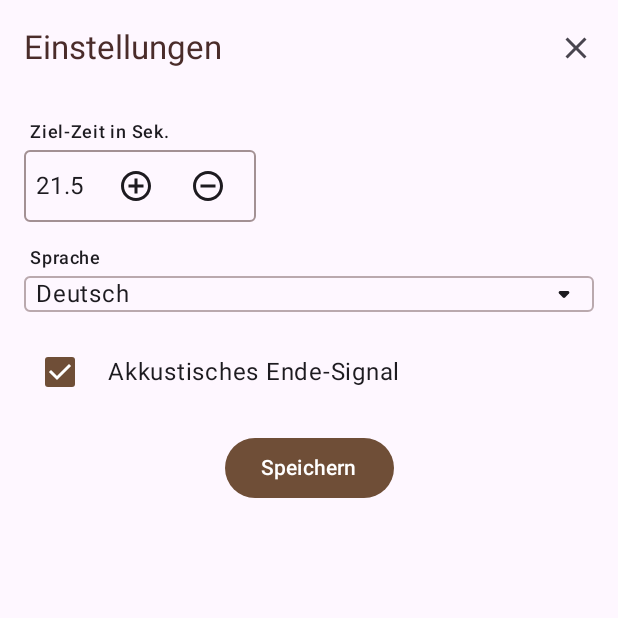
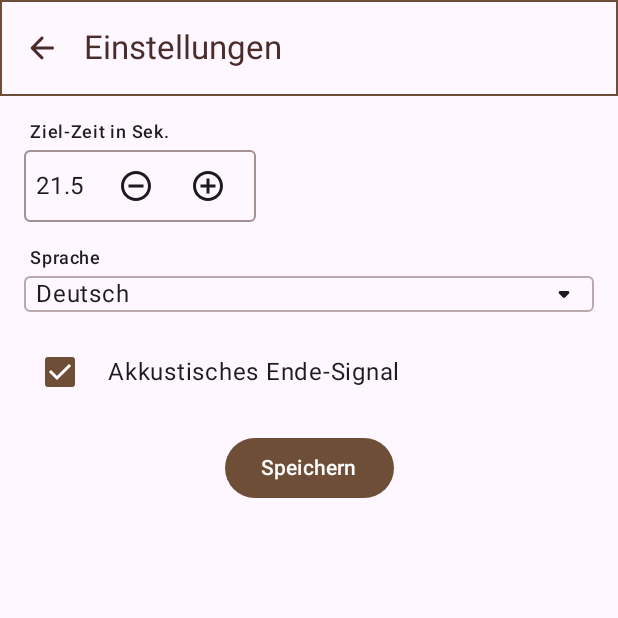
Before and after one commit to schbrongx/EspressoTimer, an Android app built with Jetpack Compose: the SettingsScreen screen opened through its navigation route, on a phone screen of 412 x 824 dp, the top half of it. Run offline under Robolectric (Android 15) with nearby library versions, the phone set to English and light mode, and no system bars.

Commit message:
Created first draft of UI for machine learning of espresso machine sound

```diff
--- a/app/src/main/java/com/schbrongx/espressotimer/MainActivity.kt
+++ b/app/src/main/java/com/schbrongx/espressotimer/MainActivity.kt
@@ -37,6 +37,7 @@ import androidx.navigation.compose.rememberNavController
 import com.schbrongx.espressotimer.data.SettingsDataStore
 import com.schbrongx.espressotimer.ui.screens.SettingsScreen
 import com.schbrongx.espressotimer.ui.screens.TimerScreen
+import com.schbrongx.espressotimer.ui.screens.TrainingScreen
 import kotlinx.coroutines.launch
 
 // Extension property to create a DataStore instance with the name "settings"
@@ -109,11 +110,20 @@ fun EspressoTimerApp(
   NavHost(navController = navController, startDestination = "timer") {
     // Timer screen route
     composable(route = "timer") {
-      TimerScreen(navController, targetTime, language, signalEnabled)
+      TimerScreen(
+        navController,
+        targetTime,
+        language,
+        signalEnabled,
+        useAIToStartTimer = false,
+        onAIStartToggle = { /* Handle AI Timer toggle */},
+        onTrainingIconClicked = { navController.navigate(route = "settings") }
+      )
     }
     // Settings screen route
     composable(route = "settings") {
       SettingsScreen(
+        onNavigateBack = {},
         initialTargetTime = targetTime,
         initialLanguage = language,
         initialSignalEnabled = signalEnabled,
@@ -127,6 +137,10 @@ fun EspressoTimerApp(
           }
         }
       )
+    }
+    // Training screen route
+    composable(route = "training") {
+      TrainingScreen(onNavigateBack = { navController.popBackStack() }, language = language)
     }
   }
 }
@@ -149,12 +163,22 @@ fun TimerScreenPreview() {
 fun SettingsScreenPreview() {
   EspressoTimerMaterialTheme {
     SettingsScreen(
+      onNavigateBack = {},
       onClose = {},
       onSave = { _, _, _ -> },
       initialTargetTime = DEFAULT_TARGET_TIME,
       initialLanguage = DEFAULT_LANGUAGE,
       initialSignalEnabled = true,
     )
+  }
+}
+
+@Preview(showBackground = true)
+@Composable
+fun TrainingScreenPreview() {
+  EspressoTimerMaterialTheme {
+    TrainingScreen(onNavigateBack = {}, language = DEFAULT_LANGUAGE)
+
   }
 }
 
--- a/app/src/main/java/com/schbrongx/espressotimer/ui/screens/SettngsScreen.kt
+++ b/app/src/main/java/com/schbrongx/espressotimer/ui/screens/SettngsScreen.kt
@@ -1,5 +1,6 @@
 package com.schbrongx.espressotimer.ui.screens
 
+import androidx.compose.foundation.border
 import androidx.compose.foundation.layout.Arrangement
 import androidx.compose.foundation.layout.Column
 import androidx.compose.foundation.layout.Row
@@ -8,6 +9,7 @@ import androidx.compose.foundation.layout.fillMaxSize
 import androidx.compose.foundation.layout.height
 import androidx.compose.foundation.layout.padding
 import androidx.compose.material.icons.Icons
+import androidx.compose.material.icons.automirrored.rounded.ArrowBack
 import androidx.compose.material.icons.filled.Close
 import androidx.compose.material3.Button
 import androidx.compose.material3.Checkbox
@@ -41,6 +43,7 @@ import com.schbrongx.espressotimer.utils.localizedStringResource
 @OptIn(ExperimentalMaterial3Api::class)
 @Composable
 fun SettingsScreen(
+    onNavigateBack: () -> Unit,
     initialTargetTime: Float,
     initialLanguage: String,
     initialSignalEnabled: Boolean,
@@ -55,10 +58,11 @@ fun SettingsScreen(
         topBar = {
             TopAppBar(
                 title = { Text(localizedStringResource(language, R.string.settings)) },
-                actions = {
-                    // Close button in the app bar
-                    IconButton(onClick = onClose) {
-                        Icon(Icons.Filled.Close, contentDescription = localizedStringResource(language, R.string.close))
+                modifier = Modifier
+                    .border(width = 1.dp, color = MaterialTheme.colorScheme.primary),
+                navigationIcon = {
+                    IconButton(onClick = onNavigateBack) {
+                        Icon(Icons.AutoMirrored.Rounded.ArrowBack, contentDescription = localizedStringResource(language, R.string.back))
                     }
                 }
             )
@@ -129,6 +133,7 @@ fun SettingsScreen(
 fun SettingsScreenPreview() {
     EspressoTimerMaterialTheme {
         SettingsScreen(
+            onNavigateBack = {},
             onClose = {},
             onSave = { _, _, _ -> },
             initialTargetTime = DEFAULT_TARGET_TIME,
--- a/app/src/main/java/com/schbrongx/espressotimer/ui/screens/TimerScreen.kt
+++ b/app/src/main/java/com/schbrongx/espressotimer/ui/screens/TimerScreen.kt
@@ -21,10 +21,14 @@ import androidx.compose.material.icons.rounded.Refresh
 import androidx.compose.material.icons.rounded.Settings
 import androidx.compose.material3.AlertDialog
 import androidx.compose.material3.Button
+import androidx.compose.material3.Checkbox
+import androidx.compose.material3.ExperimentalMaterial3Api
 import androidx.compose.material3.Icon
 import androidx.compose.material3.LinearProgressIndicator
 import androidx.compose.material3.MaterialTheme
+import androidx.compose.material3.Scaffold
 import androidx.compose.material3.Text
+import androidx.compose.material3.TopAppBar
 import androidx.compose.runtime.Composable
 import androidx.compose.runtime.LaunchedEffect
 import androidx.compose.runtime.getValue
@@ -54,12 +58,16 @@ import kotlinx.coroutines.delay
 import kotlinx.coroutines.launch
 
 // Composable function for the timer screen
+@OptIn(ExperimentalMaterial3Api::class)
 @Composable
 fun TimerScreen(
   navController: NavController,
   targetTime: Float,
   language: String,
-    signalEnabled: Boolean
+  signalEnabled: Boolean,
+  useAIToStartTimer: Boolean,
+  onAIStartToggle: (Boolean) -> Unit,
+  onTrainingIconClicked: () -> Unit
 ) {
   var time by remember { mutableFloatStateOf(value = 0F) }
   var isRunning by remember { mutableStateOf(value = false) }
@@ -112,11 +120,18 @@ fun TimerScreen(
     }
   }
 
+  Scaffold(
+    topBar = {
+      TopAppBar(title = { Text(text = localizedStringResource(language, R.string.app_name)) })
+    }
+  ) { innerPadding ->
+
     Column(
       verticalArrangement = Arrangement.Top,
       modifier = Modifier
         .fillMaxSize()
         .padding(16.dp)
+        .padding(innerPadding)
     ) {
 
       // Spacer to push content towards the center
@@ -131,11 +146,11 @@ fun TimerScreen(
 
       Spacer(modifier = Modifier.height(4.dp))
 
-        Box (
+      Box(
         modifier = Modifier
           .fillMaxWidth()
           .padding(horizontal = 16.dp)
-        ){
+      ) {
 
         // Progress bar showing the elapsed time relative to the target time
         LinearProgressIndicator(
@@ -166,13 +181,26 @@ fun TimerScreen(
       // Play/Pause Icon to control the timer
       Icon(
         imageVector = if (isRunning) Icons.Rounded.Pause else Icons.Rounded.PlayArrow,
-            contentDescription = if (isRunning) localizedStringResource(language, R.string.pause) else localizedStringResource(language, R.string.play),
+        contentDescription = if (isRunning) localizedStringResource(
+          language,
+          R.string.pause
+        ) else localizedStringResource(language, R.string.play),
         modifier = Modifier
           .size(120.dp)
           .padding(top = 16.dp)
           .align(Alignment.CenterHorizontally)
           .clickable { isRunning = !isRunning }
       )
+      Row (
+        verticalAlignment = Alignment.CenterVertically
+      ){
+        Checkbox(
+          checked = useAIToStartTimer,
+          onCheckedChange = { checked -> onAIStartToggle(checked) }
+        )
+        Text(text = "Use AI to start timer")
+      }
+
 
       // Spacer to adjust the layout
       Spacer(modifier = Modifier.weight(2f))
@@ -248,6 +276,7 @@ fun TimerScreen(
       }
     }
   }
+}
 
 @Preview(showBackground = true)
 @Composable
--- a/app/src/main/res/values/strings.xml
+++ b/app/src/main/res/values/strings.xml
@@ -9,7 +9,7 @@
     <string name="settings">Einstellungen</string>
     <string name="help">Hilfe</string>
     <string name="help_title">Hilfe</string>
-    <string name="help_text">Lorem ipsum!</string>
+    <string name="help_text">Hilfetext in Deutscher Sprache</string>
     <string name="close">Schliessen</string>
     <string name="language">Sprache</string>
     <string name="target_time">Ziel-Zeit in Sek.</string>
@@ -17,4 +17,9 @@
     <string name="decrease">Erhöhen</string>
     <string name="increase">Vermindern</string>
     <string name="signal_enabled">Akkustisches Ende-Signal</string>
+    <string name="training_screen">Training</string>
+    <string name="back">Zurück</string>
+    <string name="train_your_machine">Geräusch der Espressomaschine trainieren</string>
+    <string name="start_training">Training starten</string>
+    <string name="stop_training">Training beenden</string>
 </resources>
```
Also changed, not shown: app/src/main/java/com/schbrongx/espressotimer/ui/components/NumberStepper.kt (+7 -7 lines), app/src/main/java/com/schbrongx/espressotimer/ui/screens/TrainingScreen.kt (added, +76 -0 lines), 1 other file. Lines whose indentation alone changed are shown as unchanged.
